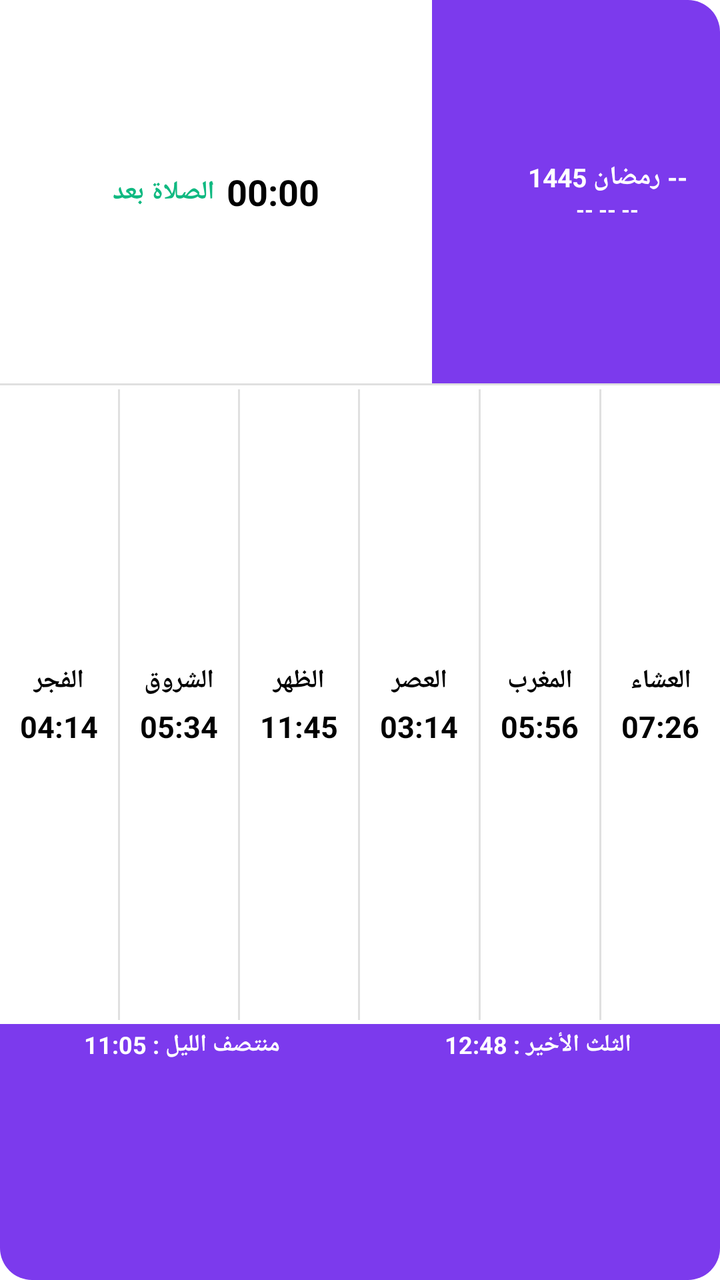
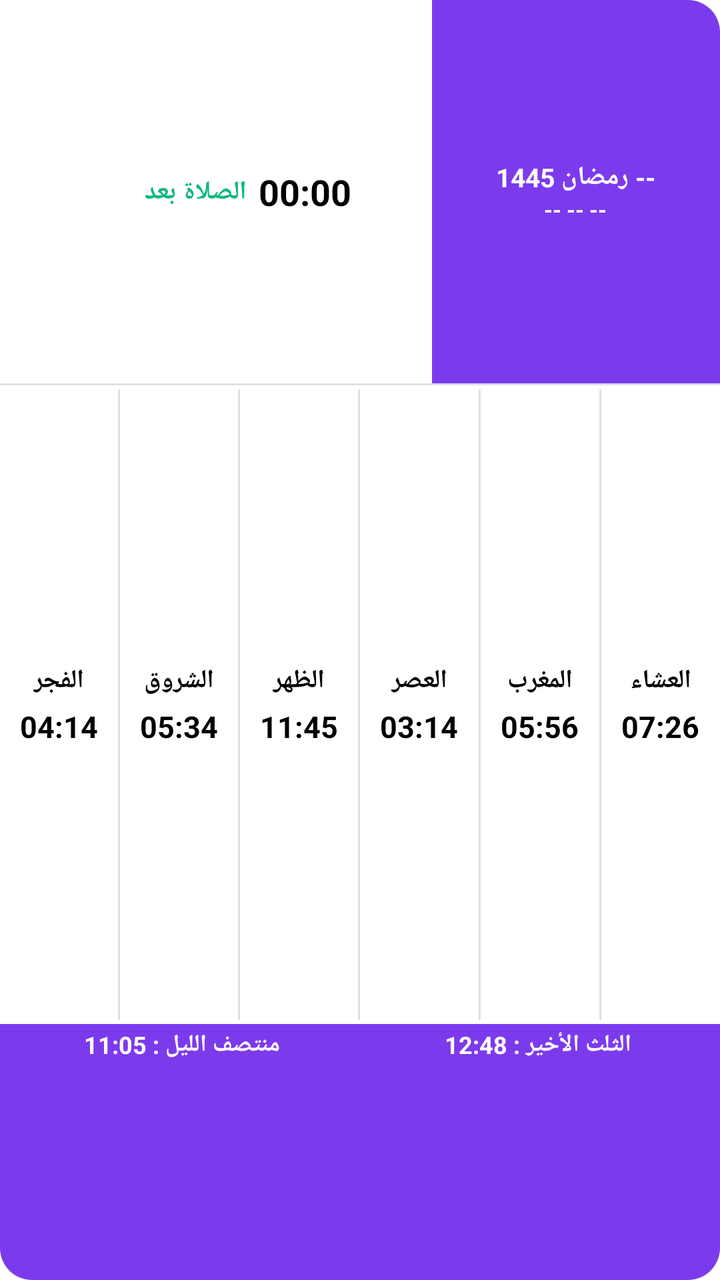

Screens rendered from an Android XML layout before and after an edit, with the pre-edit source and the edit as a unified diff.
<!-- AndroidManifest.xml: application theme AppTheme.NoActionBar -->
<!-- res/layout/prayer_widget.xml -->
<?xml version="1.0" encoding="utf-8"?>
<LinearLayout xmlns:android="http://schemas.android.com/apk/res/android"
    android:id="@+id/widget_root"
    android:layout_width="match_parent"
    android:layout_height="match_parent"
    android:orientation="vertical"
    android:background="@drawable/widget_bg_white"
    android:layout_margin="0dp"
    android:padding="0dp">

    
    <LinearLayout
        android:layout_width="match_parent"
        android:layout_height="0dp"
        android:layout_weight="30"
        android:orientation="horizontal"
        android:baselineAligned="false">

        
        <LinearLayout
            android:layout_width="0dp"
            android:layout_weight="6"
            android:layout_height="match_parent"
            android:background="@drawable/widget_top_right_bg"
            android:orientation="horizontal"
            android:gravity="center"
            android:padding="0dp">

            <TextView
                android:id="@+id/widget_next_prayer_name"
                android:layout_width="wrap_content"
                android:layout_height="wrap_content"
                android:text="الصلاة بعد"
                android:textColor="#10b981"
                android:textSize="13sp"
                android:textStyle="bold"
                android:layout_marginEnd="6dp" />

            <Chronometer
                android:id="@+id/widget_next_prayer_time"
                android:layout_width="wrap_content"
                android:layout_height="wrap_content"
                android:textColor="#000000"
                android:textSize="18sp"
                android:textStyle="bold"
                android:layout_marginTop="0dp"
                android:countDown="true" />
        </LinearLayout>

        
        <LinearLayout
            android:layout_width="0dp"
            android:layout_weight="4"
            android:layout_height="match_parent"
            android:background="@drawable/widget_left_bg"
            android:orientation="horizontal"
            android:gravity="center"
            android:padding="4dp">

            <ImageView
                android:layout_width="24dp"
                android:layout_height="24dp"
                android:src="@mipmap/ic_launcher"
                android:layout_marginEnd="8dp" />

            <LinearLayout
                android:layout_width="wrap_content"
                android:layout_height="wrap_content"
                android:orientation="vertical"
                android:gravity="center">

                <TextView
                    android:id="@+id/widget_hijri_date"
                    android:layout_width="wrap_content"
                    android:layout_height="wrap_content"
                    android:text="-- رمضان 1445"
                    android:textColor="#FFFFFF"
                    android:textSize="13sp"
                    android:textStyle="bold"
                    android:layout_marginTop="0dp" />

                <TextView
                    android:id="@+id/widget_gregorian_date"
                    android:layout_width="wrap_content"
                    android:layout_height="wrap_content"
                    android:text="-- -- --"
                    android:textColor="#FFFFFF"
                    android:textSize="11sp"
                    android:textStyle="bold"
                    android:layout_marginTop="0dp" />
            </LinearLayout>
        </LinearLayout>
    </LinearLayout>

    
    <FrameLayout
        android:layout_width="match_parent"
        android:layout_height="1dp"
        android:background="#E0E0E0" />

    
    <LinearLayout
        android:layout_width="match_parent"
        android:layout_height="0dp"
        android:layout_weight="50"
        android:orientation="horizontal"
        android:background="#FFFFFF"
        android:paddingTop="0dp"
        android:paddingBottom="0dp">

        
        <LinearLayout android:id="@+id/col_fajr" android:layout_width="0dp" android:layout_weight="1" android:layout_height="match_parent" android:orientation="vertical" android:gravity="center">
            <TextView android:id="@+id/name_fajr" android:layout_width="wrap_content" android:layout_height="wrap_content" android:text="الفجر" android:textColor="#000000" android:textSize="13sp" android:textStyle="bold"/>
            <TextView android:id="@+id/time_fajr" android:layout_width="wrap_content" android:layout_height="wrap_content" android:text="04:14" android:textColor="#000000" android:textSize="15sp" android:textStyle="bold" android:layout_marginTop="4dp"/>
        </LinearLayout>
        <FrameLayout android:layout_width="1dp" android:layout_height="match_parent" android:background="#E0E0E0" android:layout_marginTop="2dp" android:layout_marginBottom="2dp"/>

        
        <LinearLayout android:id="@+id/col_sunrise" android:layout_width="0dp" android:layout_weight="1" android:layout_height="match_parent" android:orientation="vertical" android:gravity="center">
            <TextView android:id="@+id/name_sunrise" android:layout_width="wrap_content" android:layout_height="wrap_content" android:text="الشروق" android:textColor="#000000" android:textSize="13sp" android:textStyle="bold"/>
            <TextView android:id="@+id/time_sunrise" android:layout_width="wrap_content" android:layout_height="wrap_content" android:text="05:34" android:textColor="#000000" android:textSize="15sp" android:textStyle="bold" android:layout_marginTop="4dp"/>
        </LinearLayout>
        <FrameLayout android:layout_width="1dp" android:layout_height="match_parent" android:background="#E0E0E0" android:layout_marginTop="2dp" android:layout_marginBottom="2dp"/>

        
        <LinearLayout android:id="@+id/col_dhuhr" android:layout_width="0dp" android:layout_weight="1" android:layout_height="match_parent" android:orientation="vertical" android:gravity="center">
            <TextView android:id="@+id/name_dhuhr" android:layout_width="wrap_content" android:layout_height="wrap_content" android:text="الظهر" android:textColor="#000000" android:textSize="13sp" android:textStyle="bold"/>
            <TextView android:id="@+id/time_dhuhr" android:layout_width="wrap_content" android:layout_height="wrap_content" android:text="11:45" android:textColor="#000000" android:textSize="15sp" android:textStyle="bold" android:layout_marginTop="4dp"/>
        </LinearLayout>
        <FrameLayout android:layout_width="1dp" android:layout_height="match_parent" android:background="#E0E0E0" android:layout_marginTop="2dp" android:layout_marginBottom="2dp"/>

        
        <LinearLayout android:id="@+id/col_asr" android:layout_width="0dp" android:layout_weight="1" android:layout_height="match_parent" android:orientation="vertical" android:gravity="center">
            <TextView android:id="@+id/name_asr" android:layout_width="wrap_content" android:layout_height="wrap_content" android:text="العصر" android:textColor="#000000" android:textSize="13sp" android:textStyle="bold"/>
            <TextView android:id="@+id/time_asr" android:layout_width="wrap_content" android:layout_height="wrap_content" android:text="03:14" android:textColor="#000000" android:textSize="15sp" android:textStyle="bold" android:layout_marginTop="4dp"/>
        </LinearLayout>
        <FrameLayout android:layout_width="1dp" android:layout_height="match_parent" android:background="#E0E0E0" android:layout_marginTop="2dp" android:layout_marginBottom="2dp"/>

        
        <LinearLayout android:id="@+id/col_maghrib" android:layout_width="0dp" android:layout_weight="1" android:layout_height="match_parent" android:orientation="vertical" android:gravity="center">
            <TextView android:id="@+id/name_maghrib" android:layout_width="wrap_content" android:layout_height="wrap_content" android:text="المغرب" android:textColor="#000000" android:textSize="13sp" android:textStyle="bold"/>
            <TextView android:id="@+id/time_maghrib" android:layout_width="wrap_content" android:layout_height="wrap_content" android:text="05:56" android:textColor="#000000" android:textSize="15sp" android:textStyle="bold" android:layout_marginTop="4dp"/>
        </LinearLayout>
        <FrameLayout android:layout_width="1dp" android:layout_height="match_parent" android:background="#E0E0E0" android:layout_marginTop="2dp" android:layout_marginBottom="2dp"/>

        
        <LinearLayout android:id="@+id/col_isha" android:layout_width="0dp" android:layout_weight="1" android:layout_height="match_parent" android:orientation="vertical" android:gravity="center">
            <TextView android:id="@+id/name_isha" android:layout_width="wrap_content" android:layout_height="wrap_content" android:text="العشاء" android:textColor="#000000" android:textSize="13sp" android:textStyle="bold"/>
            <TextView android:id="@+id/time_isha" android:layout_width="wrap_content" android:layout_height="wrap_content" android:text="07:26" android:textColor="#000000" android:textSize="15sp" android:textStyle="bold" android:layout_marginTop="4dp"/>
        </LinearLayout>
    </LinearLayout>

    
    <LinearLayout
        android:id="@+id/widget_bottom_section"
        android:layout_width="match_parent"
        android:layout_height="0dp"
        android:layout_weight="20"
        android:orientation="horizontal"
        android:background="@drawable/widget_bottom_bg"
        android:padding="2dp">

        <TextView
            android:id="@+id/widget_midnight"
            android:layout_width="0dp"
            android:layout_weight="1"
            android:layout_height="wrap_content"
            android:text="منتصف الليل : 11:05"
            android:textColor="#FFFFFF"
            android:textSize="12sp"
            android:textStyle="bold"
            android:gravity="center" />

        <TextView
            android:id="@+id/widget_last_third"
            android:layout_width="0dp"
            android:layout_weight="1"
            android:layout_height="wrap_content"
            android:text="الثلث الأخير : 12:48"
            android:textColor="#FFFFFF"
            android:textSize="12sp"
            android:textStyle="bold"
            android:gravity="center" />
    </LinearLayout>
</LinearLayout>
<!-- resources referenced by this layout -->
<resources>
  <!-- drawable widget_bg_white (drawable) -->
  <?xml version="1.0" encoding="utf-8"?>
  <shape xmlns:android="http://schemas.android.com/apk/res/android">
      <solid android:color="#FFFFFF" />
      <corners android:radius="16dp" />
  </shape>
  <!-- drawable widget_bottom_bg (drawable) -->
  <?xml version="1.0" encoding="utf-8"?>
  <shape xmlns:android="http://schemas.android.com/apk/res/android">
      <solid android:color="#7c3aed" />
      <corners android:bottomLeftRadius="16dp" android:bottomRightRadius="16dp" />
  </shape>
  <!-- drawable widget_left_bg (drawable) -->
  <?xml version="1.0" encoding="utf-8"?>
  <shape xmlns:android="http://schemas.android.com/apk/res/android">
      <solid android:color="#7c3aed" />
      <corners android:topRightRadius="16dp" />
  </shape>
  <!-- drawable widget_top_right_bg (drawable) -->
  <?xml version="1.0" encoding="utf-8"?>
  <shape xmlns:android="http://schemas.android.com/apk/res/android">
      <solid android:color="#FFFFFF" />
      <corners android:topLeftRadius="16dp" />
  </shape>
</resources>

<!-- the commit's change to res/layout/prayer_widget.xml (unified diff, before → after) -->
@@ -25,6 +25,12 @@
             android:orientation="horizontal"
             android:gravity="center"
             android:padding="0dp">
+
+            <ImageView
+                android:layout_width="24dp"
+                android:layout_height="24dp"
+                android:src="@mipmap/ic_launcher"
+                android:layout_marginEnd="8dp" />
 
             <TextView
                 android:id="@+id/widget_next_prayer_name"
@@ -56,12 +62,6 @@
             android:orientation="horizontal"
             android:gravity="center"
             android:padding="4dp">
-
-            <ImageView
-                android:layout_width="24dp"
-                android:layout_height="24dp"
-                android:src="@mipmap/ic_launcher"
-                android:layout_marginEnd="8dp" />
 
             <LinearLayout
                 android:layout_width="wrap_content"
@@ -100,6 +100,7 @@
 
     
     <LinearLayout
+        android:id="@+id/widget_middle_section"
         android:layout_width="match_parent"
         android:layout_height="0dp"
         android:layout_weight="50"
@@ -172,6 +173,18 @@
             android:gravity="center" />
 
         <TextView
+            android:id="@+id/widget_gregorian_date_bottom"
+            android:layout_width="0dp"
+            android:layout_weight="1"
+            android:layout_height="wrap_content"
+            android:text="-- -- --"
+            android:textColor="#FFFFFF"
+            android:textSize="12sp"
+            android:textStyle="bold"
+            android:gravity="center"
+            android:visibility="gone" />
+
+        <TextView
             android:id="@+id/widget_last_third"
             android:layout_width="0dp"
             android:layout_weight="1"
